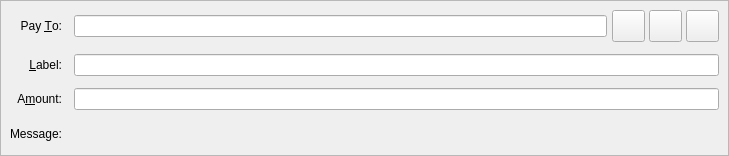
The window that src/qt/forms/sendcoinsentry.ui (avymantech/lobstex) describes before a commit, drawn with Qt 5.
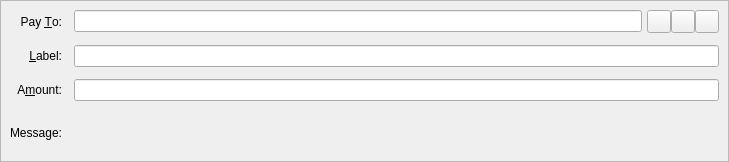
The same window after the commit. Icons and pictures are not drawn. Custom widgets are drawn as their Qt base class.

Diff of the .ui file:
```diff
--- a/src/qt/forms/sendcoinsentry.ui
+++ b/src/qt/forms/sendcoinsentry.ui
@@ -7,7 +7,7 @@
     <x>0</x>
     <y>0</y>
     <width>729</width>
-    <height>156</height>
+    <height>162</height>
    </rect>
   </property>
   <property name="focusPolicy">
@@ -56,21 +56,13 @@
        </widget>
       </item>
       <item>
-       <spacer name="horizontalSpacer">
-        <property name="orientation">
-         <enum>Qt::Horizontal</enum>
+       <layout class="QHBoxLayout" name="horizontalLayout">
+        <property name="spacing">
+         <number>0</number>
         </property>
-        <property name="sizeType">
-         <enum>QSizePolicy::Fixed</enum>
+        <property name="leftMargin">
+         <number>5</number>
         </property>
-        <property name="sizeHint" stdset="0">
-         <size>
-          <width>5</width>
-          <height>5</height>
-         </size>
-        </property>
-       </spacer>
-      </item>
       <item>
        <widget class="QToolButton" name="addressBookButton">
         <property name="toolTip">
@@ -83,33 +75,11 @@
          <iconset resource="../AeriumX-BETA-1.1/src/qt/Altair.qrc">
           <normaloff>:/icons/address-book</normaloff>:/icons/address-book</iconset>
         </property>
-        <property name="iconSize">
-         <size>
-          <width>25</width>
-          <height>25</height>
-         </size>
-        </property>
         <property name="shortcut">
          <string>Alt+A</string>
         </property>
        </widget>
       </item>
-      <item>
-       <spacer name="horizontalSpacer_2">
-        <property name="orientation">
-         <enum>Qt::Horizontal</enum>
-        </property>
-        <property name="sizeType">
-         <enum>QSizePolicy::Fixed</enum>
-        </property>
-        <property name="sizeHint" stdset="0">
-         <size>
-          <width>4</width>
-          <height>4</height>
-         </size>
-        </property>
-       </spacer>
-      </item>
       <item>
        <widget class="QToolButton" name="pasteButton">
         <property name="toolTip">
@@ -122,33 +92,11 @@
          <iconset resource="../AeriumX-BETA-1.1/src/qt/Altair.qrc">
           <normaloff>:/icons/editpaste</normaloff>:/icons/editpaste</iconset>
         </property>
-        <property name="iconSize">
-         <size>
-          <width>25</width>
-          <height>25</height>
-         </size>
-        </property>
         <property name="shortcut">
          <string>Alt+P</string>
         </property>
        </widget>
       </item>
-      <item>
-       <spacer name="horizontalSpacer_3">
-        <property name="orientation">
-         <enum>Qt::Horizontal</enum>
-        </property>
-        <property name="sizeType">
-         <enum>QSizePolicy::Fixed</enum>
-        </property>
-        <property name="sizeHint" stdset="0">
-         <size>
-          <width>4</width>
-          <height>4</height>
-         </size>
-        </property>
-       </spacer>
-      </item>
       <item>
        <widget class="QToolButton" name="deleteButton">
         <property name="toolTip">
@@ -161,13 +109,9 @@
          <iconset resource="../AeriumX-BETA-1.1/src/qt/Altair.qrc">
           <normaloff>:/icons/remove</normaloff>:/icons/remove</iconset>
         </property>
-        <property name="iconSize">
-         <size>
-          <width>25</width>
-          <height>25</height>
-         </size>
-        </property>
-       </widget>
+         </widget>
+        </item>
+       </layout>
       </item>
      </layout>
     </item>
```
Left out of the diff: 19 changed lines with no effect on the pictures. Lines whose indentation alone changed are shown as unchanged.
